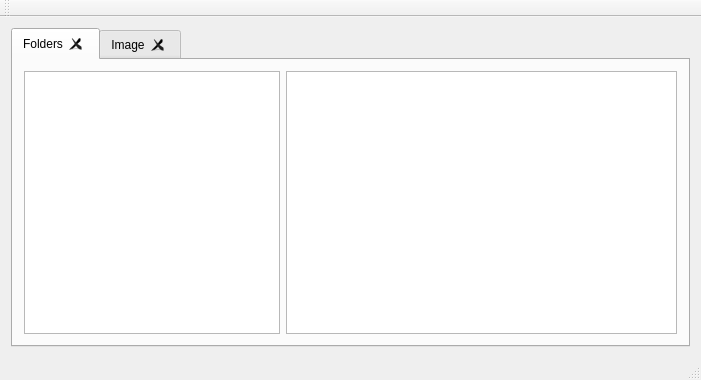
rgfernandes/qtdesktop, file trunk/qimageviewer/mainwindow.ui: the form before one commit.
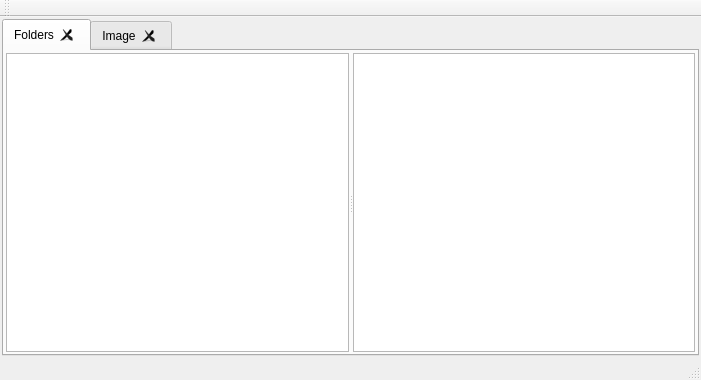
The form after the commit.

Patch:
```diff
--- a/trunk/qimageviewer/mainwindow.ui
+++ b/trunk/qimageviewer/mainwindow.ui
@@ -15,6 +15,9 @@
   </property>
   <widget class="QWidget" name="centralWidget">
    <layout class="QHBoxLayout" name="horizontalLayout_2">
+    <property name="margin">
+     <number>2</number>
+    </property>
     <item>
      <widget class="QTabWidget" name="tabMain">
       <property name="tabShape">
@@ -33,17 +36,28 @@
        <attribute name="title">
         <string>Folders</string>
        </attribute>
-       <layout class="QHBoxLayout" name="horizontalLayout_3">
+       <layout class="QVBoxLayout" name="verticalLayout">
+        <property name="margin">
+         <number>2</number>
+        </property>
         <item>
-         <layout class="QHBoxLayout" name="horizontalLayout">
-          <item>
+         <widget class="QSplitter" name="splitter">
+          <property name="orientation">
+           <enum>Qt::Horizontal</enum>
+          </property>
            <widget class="QTreeWidget" name="treeWidgetFileSystem">
             <property name="sizePolicy">
-             <sizepolicy hsizetype="Fixed" vsizetype="Expanding">
+            <sizepolicy hsizetype="Preferred" vsizetype="Preferred">
               <horstretch>0</horstretch>
               <verstretch>0</verstretch>
              </sizepolicy>
             </property>
+           <property name="minimumSize">
+            <size>
+             <width>64</width>
+             <height>0</height>
+            </size>
+           </property>
             <property name="horizontalScrollMode">
              <enum>QAbstractItemView::ScrollPerPixel</enum>
             </property>
@@ -59,8 +73,6 @@
              </property>
             </column>
            </widget>
-          </item>
-          <item>
            <widget class="QListWidget" name="listWidget">
             <property name="sizePolicy">
              <sizepolicy hsizetype="Expanding" vsizetype="Expanding">
@@ -114,8 +126,7 @@
              <bool>true</bool>
             </property>
            </widget>
-          </item>
-         </layout>
+         </widget>
         </item>
        </layout>
       </widget>
```
Left out of the diff: 2 changed lines with no effect on the pictures. Lines whose indentation alone changed are shown as unchanged.
